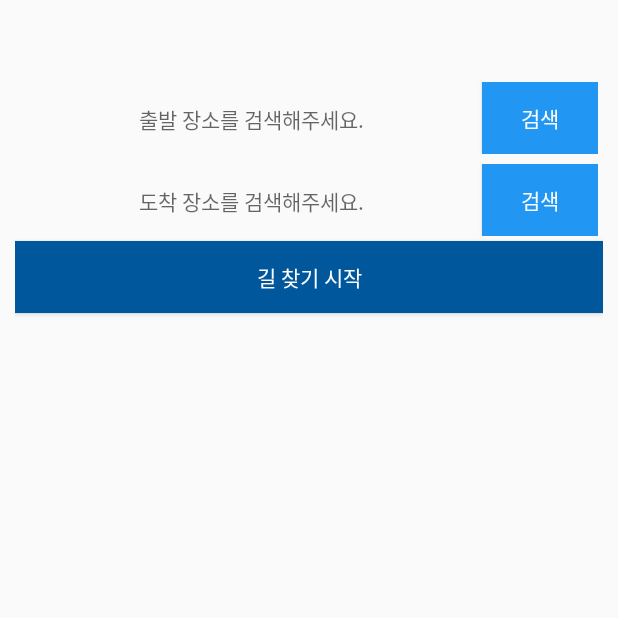
After one commit to yebonkim/Navirella, an Android app: the NavirellaActivity screen opened directly, with no data from a screen before it, on a phone screen of 412 x 824 dp, the top half of it. The commit adds this screen. Run offline under Robolectric (Android 15) with nearby library versions, the phone set to English and light mode, and no system bars.

Commit message:
NavirellaActivity add

```diff
--- a/AndroidApp/app/src/main/AndroidManifest.xml
+++ b/AndroidApp/app/src/main/AndroidManifest.xml
@@ -13,13 +13,16 @@
         <activity
             android:name=".MainActivity"
             android:label="@string/app_name" >
-
             <intent-filter>
                 <action android:name="android.intent.action.MAIN" />
 
                 <category android:name="android.intent.category.LAUNCHER" />
             </intent-filter>
         </activity>
+        <activity
+            android:name=".NavirellaActivity"
+            android:label="@string/title_activity_navirella" >
+        </activity>
     </application>
 
 </manifest>
--- a/AndroidApp/app/src/main/java/com/withcamp/soma6/navirella/MainActivity.java
+++ b/AndroidApp/app/src/main/java/com/withcamp/soma6/navirella/MainActivity.java
@@ -1,9 +1,10 @@
 package com.withcamp.soma6.navirella;
 
+import android.content.Intent;
+import android.os.Bundle;
 import android.support.v7.app.AppCompatActivity;
-import android.os.Bundle;
-import android.view.Menu;
-import android.view.MenuItem;
+import android.view.View;
+import android.widget.Button;
 
 public class MainActivity extends AppCompatActivity {
 
@@ -12,29 +13,15 @@ public class MainActivity extends AppCompatActivity {
         super.onCreate(savedInstanceState);
         setContentView(R.layout.activity_main);
 
+        final Button btn_mainstart = (Button) findViewById(R.id.btn_mainstart);
 
-
-    }
-
-    @Override
-    public boolean onCreateOptionsMenu(Menu menu) {
-        // Inflate the menu; this adds items to the action bar if it is present.
-        getMenuInflater().inflate(R.menu.menu_main, menu);
-        return true;
-    }
-
-    @Override
-    public boolean onOptionsItemSelected(MenuItem item) {
-        // Handle action bar item clicks here. The action bar will
-        // automatically handle clicks on the Home/Up button, so long
-        // as you specify a parent activity in AndroidManifest.xml.
-        int id = item.getItemId();
-
-        //noinspection SimplifiableIfStatement
-        if (id == R.id.action_settings) {
-            return true;
-        }
-
-        return super.onOptionsItemSelected(item);
+        btn_mainstart.setOnClickListener(new View.OnClickListener() {
+            @Override
+            public void onClick(View v) {
+                Intent intent = new Intent(MainActivity.this, NavirellaActivity.class);
+                startActivity(intent);
+                finish();
+            }
+        });
     }
 }
--- /dev/null
+++ b/AndroidApp/app/src/main/java/com/withcamp/soma6/navirella/NavirellaActivity.java
@@ -0,0 +1,14 @@
+package com.withcamp.soma6.navirella;
+
+import android.os.Bundle;
+import android.support.v7.app.AppCompatActivity;
+
+public class NavirellaActivity extends AppCompatActivity {
+
+    @Override
+    protected void onCreate(Bundle savedInstanceState) {
+        super.onCreate(savedInstanceState);
+        setContentView(R.layout.activity_navirella);
+
+    }
+}
--- a/AndroidApp/app/src/main/res/layout/activity_main.xml
+++ b/AndroidApp/app/src/main/res/layout/activity_main.xml
@@ -17,10 +17,11 @@
             android:layout_height="match_parent"
             android:gravity="center">
             <Button
+                android:id="@+id/btn_mainstart"
                 android:layout_width="150dp"
                 android:layout_height="wrap_content"
                 android:text="시작하기"
-                android:elevation="5dp"
+                android:elevation="2dp"
                 android:background="#2196F3"
                 android:textColor="#FFFFFF"/>
         </LinearLayout>
--- /dev/null
+++ b/AndroidApp/app/src/main/res/layout/activity_navirella.xml
@@ -0,0 +1,77 @@
+<LinearLayout xmlns:android="http://schemas.android.com/apk/res/android"
+    xmlns:tools="http://schemas.android.com/tools" android:layout_width="match_parent"
+    android:layout_height="match_parent" android:padding="10dp"
+    tools:context="com.withcamp.soma6.navirella.NavirellaActivity">
+
+    <LinearLayout
+        android:layout_width="match_parent"
+        android:layout_height="match_parent"
+        android:orientation="vertical"
+        android:weightSum="10">
+
+        <LinearLayout
+            android:layout_width="match_parent"
+            android:layout_height="0dp"
+            android:layout_weight="3"
+            android:orientation="vertical"
+            android:gravity="center">
+            <LinearLayout
+                android:layout_width="match_parent"
+                android:layout_height="wrap_content"
+                android:orientation="horizontal"
+                android:padding="3dp"
+                android:weightSum="5">
+                <TextView
+                    android:layout_width="0dp"
+                    android:layout_height="45dp"
+                    android:layout_weight="4"
+                    android:hint="출발 장소를 검색해주세요."
+                    android:gravity="center"/>
+                <Button
+                    android:id="@+id/btn_findstart"
+                    android:layout_width="0dp"
+                    android:layout_height="wrap_content"
+                    android:layout_weight="1"
+                    android:elevation="2dp"
+                    android:text="검색"
+                    android:background="#2196F3"
+                    android:textColor="#FFFFFF"/>
+            </LinearLayout>
+            <LinearLayout
+                android:layout_width="match_parent"
+                android:layout_height="wrap_content"
+                android:orientation="horizontal"
+                android:padding="3dp"
+                android:weightSum="5">
+                <TextView
+                    android:layout_width="0dp"
+                    android:layout_height="45dp"
+                    android:layout_weight="4"
+                    android:hint="도착 장소를 검색해주세요."
+                    android:gravity="center"/>
+                <Button
+                    android:id="@+id/btn_findend"
+                    android:layout_width="0dp"
+                    android:layout_height="wrap_content"
+                    android:layout_weight="1"
+                    android:elevation="2dp"
+                    android:text="검색"
+                    android:background="#2196F3"
+                    android:textColor="#FFFFFF"/>
+            </LinearLayout>
+            <Button
+                android:layout_width="match_parent"
+                android:layout_height="wrap_content"
+                android:text="길 찾기 시작"
+                android:elevation="2dp"
+                android:background="#01579B"
+                android:textColor="#FFFFFF"/>
+        </LinearLayout>
+
+        <LinearLayout
+            android:layout_width="match_parent"
+            android:layout_height="0dp"
+            android:layout_weight="7">
+        </LinearLayout>
+    </LinearLayout>
+</LinearLayout>
--- /dev/null
+++ b/AndroidApp/app/src/main/res/menu/menu_navirella.xml
@@ -0,0 +1,7 @@
+<menu xmlns:android="http://schemas.android.com/apk/res/android"
+    xmlns:app="http://schemas.android.com/apk/res-auto"
+    xmlns:tools="http://schemas.android.com/tools"
+    tools:context="com.withcamp.soma6.navirella.NavirellaActivity">
+    <item android:id="@+id/action_settings" android:title="@string/action_settings"
+        android:orderInCategory="100" app:showAsAction="never" />
+</menu>
```
